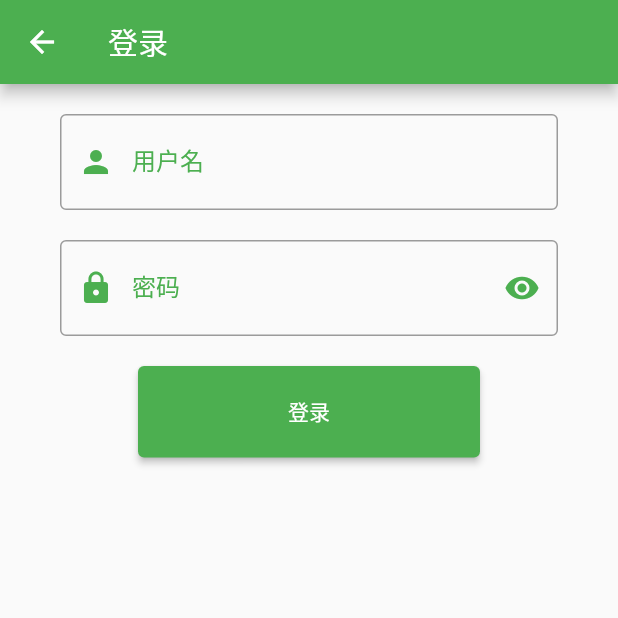
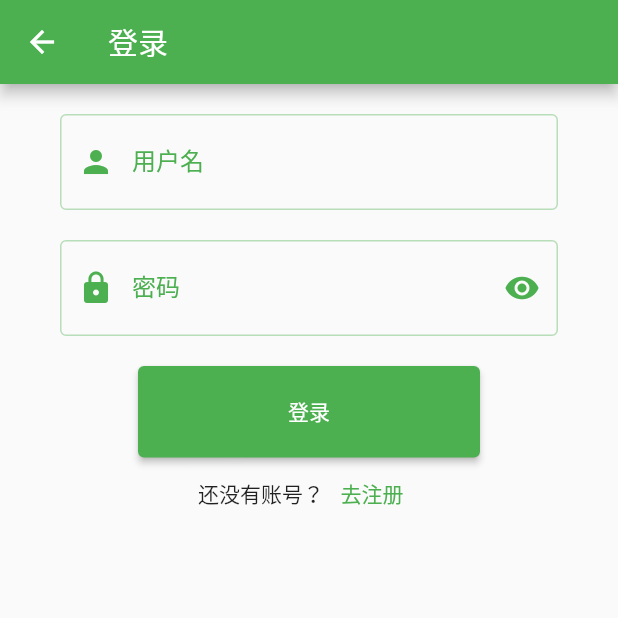
Before and after one commit to ohohua/rent, a Flutter app: the screen it shows after launch, after a tap on "/login", on a phone screen of 412 x 824 dp, the top half of it. Run offline on Flutter 3.47's test engine with Material 2 defaults, Android fonts, the phone set to English and light mode, and no system bars; our stand-ins replace fluro.

Commit message:
route have login style

```diff
--- a/lib/application.dart
+++ b/lib/application.dart
@@ -1,5 +1,4 @@
 import 'package:flutter/material.dart';
-import 'package:rent/pages/login.dart';
 import 'package:fluro/fluro.dart';
 import 'package:rent/routes.dart';
 
@@ -11,6 +10,19 @@ class Application extends StatelessWidget {
     FluroRouter router = FluroRouter();
     Routes.configureRoutes(router);
     return MaterialApp(
+      theme: ThemeData(
+          colorScheme: const ColorScheme(
+              primary: Colors.green, //上方标题栏颜色
+              secondary: Colors.green,
+              background: Colors.green,
+              error: Colors.green,
+              brightness: Brightness.light,
+              onBackground: Colors.green,
+              onError: Colors.green,
+              onPrimary: Colors.white, //字体颜色
+              onSecondary: Colors.green,
+              onSurface: Colors.green,
+              surface: Colors.green)),
       onGenerateRoute: router.generator,
     );
   }
--- a/lib/pages/login.dart
+++ b/lib/pages/login.dart
@@ -71,6 +71,17 @@ class LoginPage extends StatelessWidget {
                       const EdgeInsets.fromLTRB(100, 20, 100, 20))),
               child: const Text('登录'),
             ),
+          ),
+          Row(
+            mainAxisAlignment: MainAxisAlignment.center,
+            children: [
+              const Text('还没有账号？'),
+              TextButton(
+                  onPressed: () {
+                    Navigator.pushNamed(context, 'register');
+                  },
+                  child: const Text('去注册'))
+            ],
           )
         ],
       ),
```
